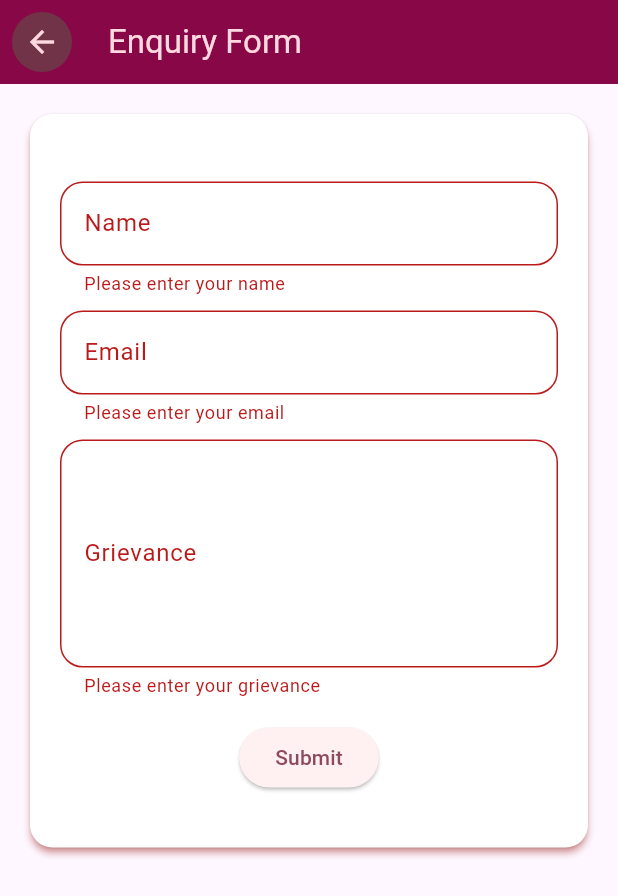
After one commit to MaheswariDarish/fluttermp, a Flutter app: the EnquiryForm screen opened directly, after a tap on "Submit", on a phone screen of 412 x 824 dp. The commit adds this screen. Shown: the top 896 px of the screen. Run offline on Flutter 3.47's test engine with Material 3 defaults, Android fonts, the phone set to English and light mode, and no system bars; our stand-ins replace carousel_slider, cloud_firestore, firebase_core, firebase_messaging, get, google_fonts and 3 more; missing offline and left inert: syncfusion_flutter_pdfviewer; accounts and stored records are empty; network calls fail.

Commit message:
Enquiry Form added

```diff
--- a/lib/data/grid_items_data.dart
+++ b/lib/data/grid_items_data.dart
@@ -2,7 +2,7 @@ import 'package:flutter_application_1/models/grid_item.dart';
 import 'package:flutter/material.dart';
 import 'package:flutter_application_1/screens/gridScreens/AdmissionsScreen.dart';
 import 'package:flutter_application_1/screens/gridScreens/EmploymentScreen.dart';
-import 'package:flutter_application_1/screens/gridScreens/MessageScreen.dart';
+import 'package:flutter_application_1/screens/gridScreens/EnquiryForm.dart';
 import 'package:flutter_application_1/screens/gridScreens/NoticePage.dart';
 import 'package:flutter_application_1/screens/gridScreens/StudentNoticeScreen.dart';
 import 'package:flutter_application_1/screens/gridScreens/TendersScreen.dart';
@@ -11,8 +11,8 @@ final gridItemsData = [
   GridItem(
       id: 'A',
       icon: Icons.message,
-      title: 'Message',
-      screen: const MessageScreen()),
+      title: 'Enquiry',
+      screen: EnquiryForm()),
   GridItem(
       id: 'B',
       icon: Icons.people,
--- a/lib/institutions/1_engineering_colleges/engcollege_list.dart
+++ b/lib/institutions/1_engineering_colleges/engcollege_list.dart
@@ -1,7 +1,7 @@
 import 'package:flutter/material.dart';
 
 //This dart file is used for displaying the list of engineering colleges of IHRD
-
+import 'package:flutter_application_1/institutions/2_poly_colleges/components/PolyClgTile.dart';
 //importing the engineering_college_list
 import 'package:flutter_application_1/college_list/Engineering/college_list.dart';
 import 'package:flutter_application_1/colors.dart';
@@ -116,10 +116,10 @@ class _EngCollegeListState extends State<EngCollegeList> {
                                 crossAxisCount: 1,
                                 mainAxisSpacing: 20),
                         itemBuilder: (context, index) {
-                          return CollegeTile(
+                          return PolyClgTile(
                               imagepath: imgurl[index],
                               name: engineering_college_list[index].name,
-                              websiteURL: website_list[index],
+                              //websiteURL: website_list[index],
                               page: engineering_college_list[index].page);
                         })),
               ],
--- /dev/null
+++ b/lib/screens/gridScreens/EnquiryForm.dart
@@ -0,0 +1,189 @@
+import 'package:flutter/material.dart';
+import 'package:http/http.dart' as http;
+import 'package:flutter_application_1/colors.dart';
+
+class EnquiryForm extends StatefulWidget {
+  @override
+  _EnquiryFormState createState() => _EnquiryFormState();
+}
+
+class _EnquiryFormState extends State<EnquiryForm> {
+  final _formKey = GlobalKey<FormState>();
+
+  TextEditingController nameController = TextEditingController();
+  TextEditingController emailController = TextEditingController();
+  TextEditingController grievanceController = TextEditingController();
+
+  void _request() async {
+    String url =
+        'https://docs.google.com/forms/d/e/1FAIpQLScnQX7JH1NiUsHHT16Xti6Zk2YESEtbtff122JYAWa3tBya5Q/formResponse';
+
+    Map<String, String> headers = {
+      "Content-Type": "application/x-www-form-urlencoded",
+    };
+    // String body = json.encode(...)      //------------> Before
+    Map<String, String> requestBody = <String, String>{
+      // After
+      'entry.236803634': nameController.text,
+      'entry.613569396': emailController.text,
+      'entry.618993358': grievanceController.text,
+    };
+
+    http.Response resp =
+        await http.post(Uri.parse(url), headers: headers, body: requestBody);
+    print(resp);
+    if (resp.statusCode != 200) {
+      print('Failed to post ${resp.statusCode}');
+    } else {
+      print(resp.body);
+    }
+  }
+
+  @override
+  Widget build(BuildContext context) {
+    return Scaffold(
+      appBar: AppBar(
+        title: Text('Enquiry Form'),
+      ),
+      body: SingleChildScrollView(
+        child: Padding(
+          padding: const EdgeInsets.all(16.0),
+          child: Card(
+            color: Color.fromARGB(255, 255, 255, 255),
+            elevation: 2,
+            shadowColor: secondaryColor,
+            shape: RoundedRectangleBorder(
+              borderRadius: BorderRadius.circular(15),
+            ),
+            child: Padding(
+              padding: const EdgeInsets.all(20.0),
+              child: Form(
+                key: _formKey,
+                child: Column(
+                  children: <Widget>[
+                    SizedBox(height: 25),
+                    TextFormField(
+                      controller: nameController,
+                      decoration: InputDecoration(
+                        labelText: 'Name',
+                        border: OutlineInputBorder(
+                          borderRadius: BorderRadius.circular(15),
+                        ),
+                        enabledBorder: OutlineInputBorder(
+                          borderRadius: BorderRadius.circular(15),
+                          borderSide: BorderSide(
+                            color: Color.fromARGB(
+                                255, 200, 200, 200), // Light grey color
+                          ),
+                        ),
+                        focusedBorder: OutlineInputBorder(
+                          borderRadius: BorderRadius.circular(15),
+                          borderSide: BorderSide(
+                            color: Color.fromARGB(255, 150, 150,
+                                150), // Slightly darker grey color
+                          ),
+                        ),
+                      ),
+                      validator: (value) {
+                        if (value == null || value.isEmpty) {
+                          return 'Please enter your name';
+                        }
+                        return null;
+                      },
+                    ),
+                    SizedBox(height: 10),
+                    TextFormField(
+                      controller: emailController,
+                      decoration: InputDecoration(
+                        labelText: 'Email',
+                        border: OutlineInputBorder(
+                          borderRadius: BorderRadius.circular(15),
+                        ),
+                        enabledBorder: OutlineInputBorder(
+                          borderRadius: BorderRadius.circular(15),
+                          borderSide: BorderSide(
+                            color: Color.fromARGB(
+                                255, 200, 200, 200), // Light grey color
+                          ),
+                        ),
+                        focusedBorder: OutlineInputBorder(
+                          borderRadius: BorderRadius.circular(15),
+                          borderSide: BorderSide(
+                            color: Color.fromARGB(255, 150, 150,
+                                150), // Slightly darker grey color
+                          ),
+                        ),
+                      ),
+                      validator: (value) {
+                        if (value == null || value.isEmpty) {
+                          return 'Please enter your email';
+                        }
+                        return null;
+                      },
+                    ),
+                    SizedBox(height: 10),
+                    TextFormField(
+                      controller: grievanceController,
+                      decoration: InputDecoration(
+                        labelText: 'Grievance',
+                        border: OutlineInputBorder(
+                          borderRadius: BorderRadius.circular(15),
+                        ),
+                        enabledBorder: OutlineInputBorder(
+                          borderRadius: BorderRadius.circular(15),
+                          borderSide: BorderSide(
+                            color: Color.fromARGB(
+                                255, 200, 200, 200), // Light grey color
+                          ),
+                        ),
+                        focusedBorder: OutlineInputBorder(
+                          borderRadius: BorderRadius.circular(15),
+                          borderSide: BorderSide(
+                            color: Color.fromARGB(255, 150, 150,
+                                150), // Slightly darker grey color
+                          ),
+                        ),
+                      ),
+                      minLines: 5,
+                      maxLines: null,
+                      keyboardType: TextInputType.multiline,
+                      validator: (value) {
+                        if (value == null || value.isEmpty) {
+                          return 'Please enter your grievance';
+                        }
+                        return null;
+                      },
+                    ),
+                    Padding(
+                      padding: const EdgeInsets.symmetric(vertical: 16.0),
+                      child: ElevatedButton(
+                        onPressed: () {
+                          if (_formKey.currentState!.validate()) {
+                            ScaffoldMessenger.of(context).showSnackBar(
+                              const SnackBar(content: Text('Submitting data')),
+                            );
+                            _request();
+                            ScaffoldMessenger.of(context).showSnackBar(
+                              const SnackBar(
+                                content: Text('Submitted successfully!'),
+                                backgroundColor: Colors.green,
+                              ),
+                            );
+                            nameController.clear();
+                            emailController.clear();
+                            grievanceController.clear();
+                          }
+                        },
+                        child: Text('Submit'),
+                      ),
+                    ),
+                  ],
+                ),
+              ),
+            ),
+          ),
+        ),
+      ),
+    );
+  }
+}
```
